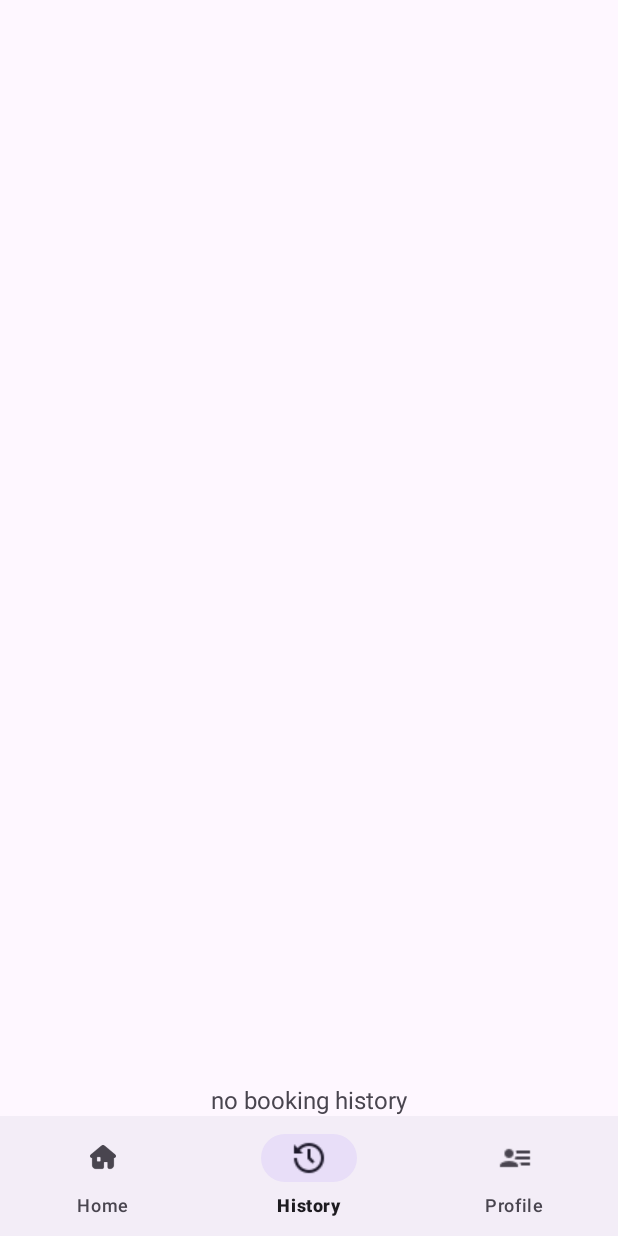
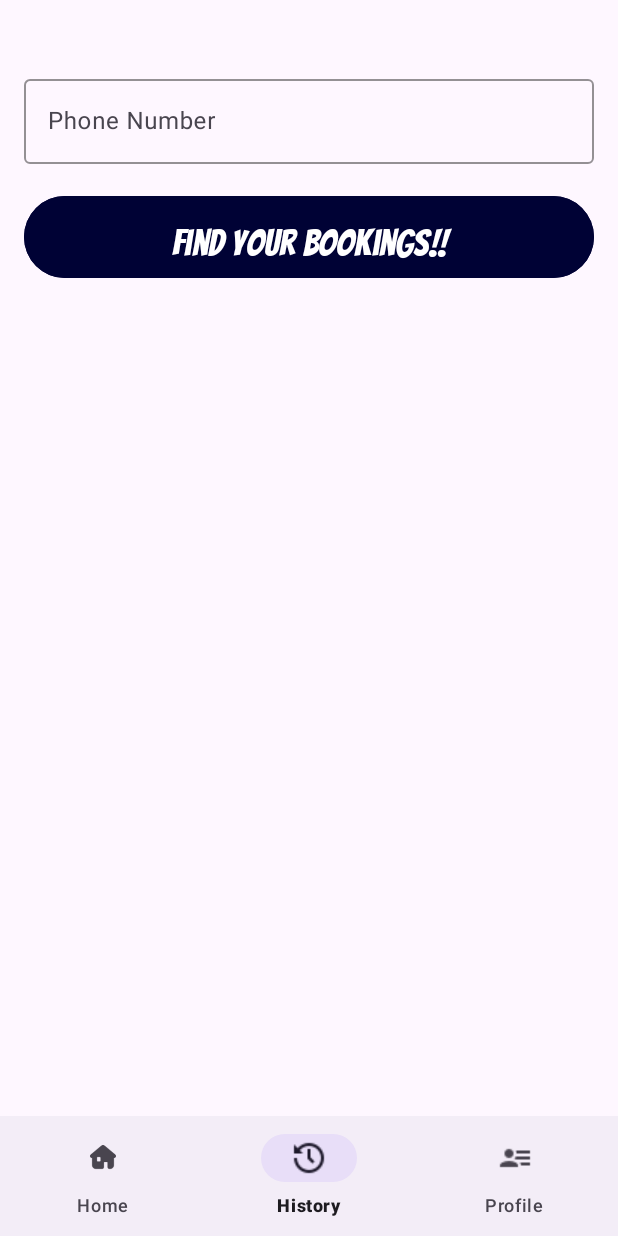
Before and after one commit to AnoopVL/AhenUser-Android, an Android app: the fragment HistoryFragment placed in its activity, item 2 of the bottom bar chosen, on a phone screen of 412 x 824 dp. Run offline under Robolectric (Android 15) with nearby library versions, the phone set to English and light mode, and no system bars; our stand-ins replace Firebase (no records; nobody signed in at launch, a user with empty details on screens opened directly); Roboto replaces fonts that are not available here.

Commit message:
userBooking requests displayed

```diff
--- a/app/src/main/java/com/avl/ahenuser/HistoryFragment.java
+++ b/app/src/main/java/com/avl/ahenuser/HistoryFragment.java
@@ -5,6 +5,8 @@ import android.os.Bundle;
 import android.view.LayoutInflater;
 import android.view.View;
 import android.view.ViewGroup;
+import android.widget.Button;
+import android.widget.EditText;
 import android.widget.TextView;
 
 import androidx.annotation.NonNull;
@@ -12,6 +14,7 @@ import androidx.fragment.app.Fragment;
 import androidx.recyclerview.widget.LinearLayoutManager;
 import androidx.recyclerview.widget.RecyclerView;
 
+import com.google.android.material.textfield.TextInputLayout;
 import com.google.firebase.auth.FirebaseAuth;
 import com.google.firebase.database.DataSnapshot;
 import com.google.firebase.database.DatabaseError;
@@ -31,6 +34,9 @@ public class HistoryFragment extends Fragment {
     private RecyclerView recyclerView;
     private TextView noHistoryText;
     private HistoryAdapter adapter;
+    private TextInputLayout userPhoneInput;
+
+    private Button searchBtn;
 
     // TODO: Rename parameter arguments, choose names that match
     // the fragment initialization parameters, e.g. ARG_ITEM_NUMBER
@@ -78,22 +84,35 @@ public class HistoryFragment extends Fragment {
                              Bundle savedInstanceState) {
         View view = inflater.inflate(R.layout.fragment_history, container, false);
         mAuth = FirebaseAuth.getInstance();
-        userPhone = mAuth.getCurrentUser().getPhoneNumber(); // Assuming phone number is used for authentication
+//        userPhone = mAuth.getCurrentUser().getPhoneNumber(); // Assuming phone number is used for authentication
+
+
         mDatabase = FirebaseDatabase.getInstance().getReference();
 
-        recyclerView = view.findViewById(R.id.bookingRequestContainer);
+        recyclerView = view.findViewById(R.id.bookingRequestRecyclerView);
         noHistoryText = view.findViewById(R.id.noHistoryText);
+        userPhoneInput = view.findViewById(R.id.userPhoneInput);
+        searchBtn = view.findViewById(R.id.searchBtn);
+
+        userPhone = userPhoneInput.getEditText().getText().toString();
+//        userPhone = "8956739803";
 
         recyclerView.setLayoutManager(new LinearLayoutManager(getContext()));
-//        List<BookingRequests> bookings = null;
+        List<BookingRequests> bookings = null;
         adapter = new HistoryAdapter(getContext(), new ArrayList<>());
         recyclerView.setAdapter(adapter);
-
-        fetchBookingHistory();
+        searchBtn.setOnClickListener(new View.OnClickListener() {
+            @Override
+            public void onClick(View v) {
+                String userPhoneStr = userPhoneInput.getEditText().getText().toString();
+                fetchBookingHistory(userPhoneStr);
+            }
+        });
 
         return view;
+
     }
-    private void fetchBookingHistory() {
+    private void fetchBookingHistory(String userPhone) {
         Query query = mDatabase.child("requests").orderByChild("userPhone").equalTo(userPhone);
         query.addValueEventListener(new ValueEventListener() {
             @Override
--- a/app/src/main/res/layout/fragment_history.xml
+++ b/app/src/main/res/layout/fragment_history.xml
@@ -1,23 +1,52 @@
 <?xml version="1.0" encoding="utf-8"?>
-<LinearLayout
-    xmlns:android="http://schemas.android.com/apk/res/android"
+<LinearLayout xmlns:android="http://schemas.android.com/apk/res/android"
     xmlns:tools="http://schemas.android.com/tools"
     android:layout_width="match_parent"
     android:layout_height="match_parent"
+    xmlns:app="http://schemas.android.com/apk/res-auto"
+    android:layout_marginTop="30dp"
     android:orientation="vertical">
+
+    <com.google.android.material.textfield.TextInputLayout
+        android:id="@+id/userPhoneInput"
+        android:layout_width="match_parent"
+        android:layout_height="wrap_content"
+        android:hint="Phone Number"
+        android:outlineSpotShadowColor="@color/black"
+        app:boxStrokeColor="@color/black"
+        app:hintTextColor="@color/black"
+        style="@style/Widget.Material3.AutoCompleteTextView.OutlinedBox"
+        >
+        <com.google.android.material.textfield.TextInputEditText
+            android:layout_width="match_parent"
+            android:layout_height="wrap_content"
+            android:textColor="@color/black"
+            android:inputType="number">
+        </com.google.android.material.textfield.TextInputEditText>
+    </com.google.android.material.textfield.TextInputLayout>
+
+    <Button
+        android:id="@+id/searchBtn"
+        android:layout_width="match_parent"
+        android:layout_height="wrap_content"
+        android:layout_marginLeft="16dp"
+        android:layout_marginRight="16dp"
+        android:text="Find your bookings!!"
+        android:fontFamily="@font/bangers"
+        android:textSize="24sp"
+        android:backgroundTint="@color/purple"
+        android:layout_marginBottom="16dp"
+        />
 
     <ScrollView
         android:layout_width="match_parent"
         android:layout_height="0dp"
         android:layout_weight="1">
 
-        <LinearLayout
-            android:id="@+id/bookingRequestContainer"
+        <androidx.recyclerview.widget.RecyclerView
+            android:id="@+id/bookingRequestRecyclerView"
             android:layout_width="match_parent"
-            android:layout_height="wrap_content"
-            android:orientation="vertical">
-
-        </LinearLayout>
+            android:layout_height="wrap_content" />
 
     </ScrollView>
 
```
